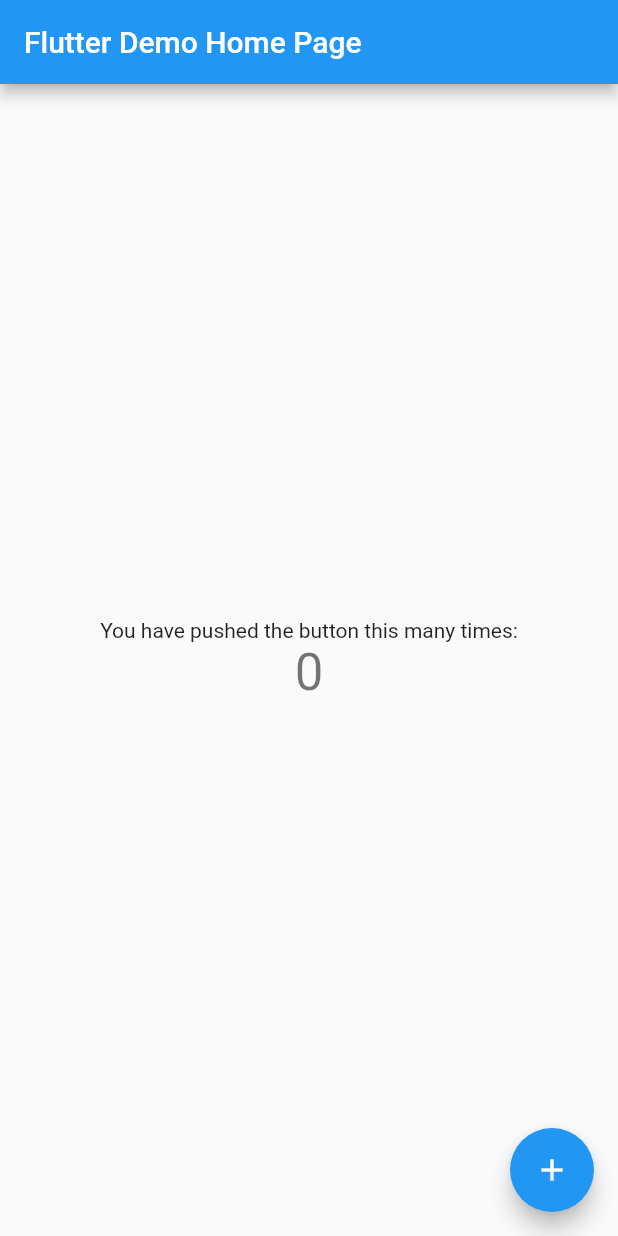
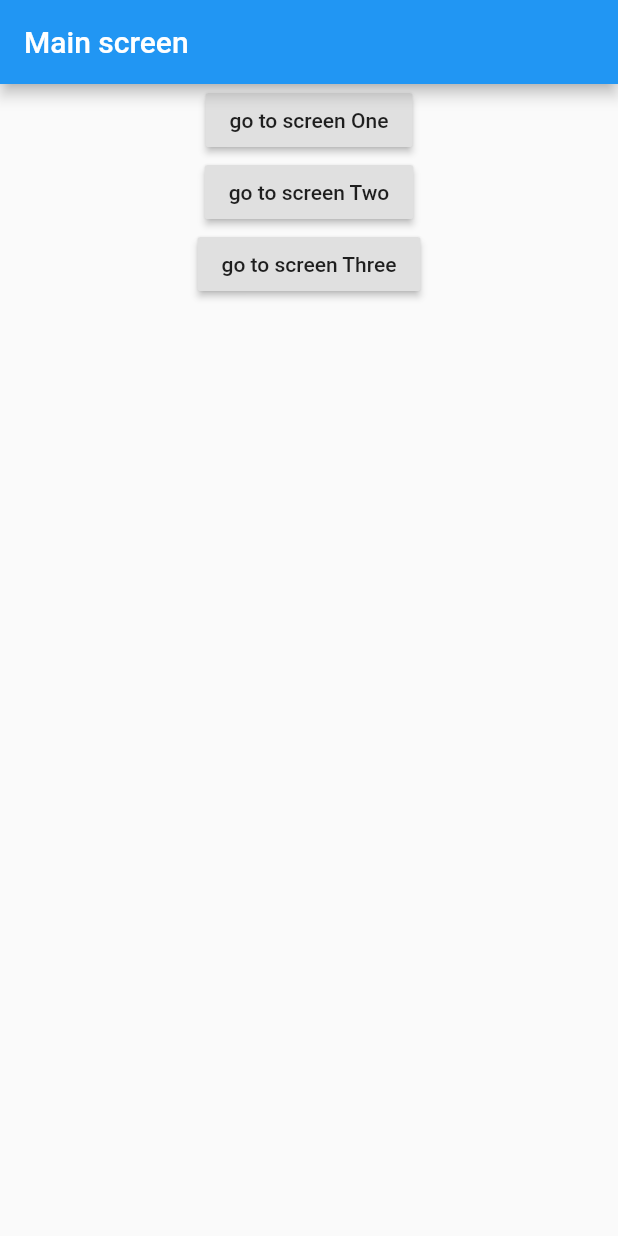
Before and after one commit to alexandrepd/FlutterRoutes, a Flutter app: the screen it shows after launch, on a phone screen of 412 x 824 dp. Run offline on Flutter 3.47's test engine with Material 2 defaults, Android fonts, the phone set to English and light mode, and no system bars.

Commit message:
adding screens and navigation

```diff
--- a/lib/main.dart
+++ b/lib/main.dart
@@ -1,3 +1,4 @@
+import 'package:FlutterRoutes/screens/routes.dart';
 import 'package:flutter/material.dart';
 
 void main() {
@@ -5,113 +6,12 @@ void main() {
 }
 
 class MyApp extends StatelessWidget {
-  // This widget is the root of your application.
   @override
   Widget build(BuildContext context) {
     return MaterialApp(
+      initialRoute: "/",
+      routes: Routes().routes,
       title: 'Flutter Demo',
-      theme: ThemeData(
-        // This is the theme of your application.
-        //
-        // Try running your application with "flutter run". You'll see the
-        // application has a blue toolbar. Then, without quitting the app, try
-        // changing the primarySwatch below to Colors.green and then invoke
-        // "hot reload" (press "r" in the console where you ran "flutter run",
-        // or simply save your changes to "hot reload" in a Flutter IDE).
-        // Notice that the counter didn't reset back to zero; the application
-        // is not restarted.
-        primarySwatch: Colors.blue,
-        // This makes the visual density adapt to the platform that you run
-        // the app on. For desktop platforms, the controls will be smaller and
-        // closer together (more dense) than on mobile platforms.
-        visualDensity: VisualDensity.adaptivePlatformDensity,
-      ),
-      home: MyHomePage(title: 'Flutter Demo Home Page'),
     );
   }
 }
-
-class MyHomePage extends StatefulWidget {
-  MyHomePage({Key key, this.title}) : super(key: key);
-
-  // This widget is the home page of your application. It is stateful, meaning
-  // that it has a State object (defined below) that contains fields that affect
-  // how it looks.
-
-  // This class is the configuration for the state. It holds the values (in this
-  // case the title) provided by the parent (in this case the App widget) and
-  // used by the build method of the State. Fields in a Widget subclass are
-  // always marked "final".
-
-  final String title;
-
-  @override
-  _MyHomePageState createState() => _MyHomePageState();
-}
-
-class _MyHomePageState extends State<MyHomePage> {
-  int _counter = 0;
-
-  void _incrementCounter() {
-    setState(() {
-      // This call to setState tells the Flutter framework that something has
-      // changed in this State, which causes it to rerun the build method below
-      // so that the display can reflect the updated values. If we changed
-      // _counter without calling setState(), then the build method would not be
-      // called again, and so nothing would appear to happen.
-      _counter++;
-    });
-  }
-
-  @override
-  Widget build(BuildContext context) {
-    // This method is rerun every time setState is called, for instance as done
-    // by the _incrementCounter method above.
-    //
-    // The Flutter framework has been optimized to make rerunning build methods
-    // fast, so that you can just rebuild anything that needs updating rather
-    // than having to individually change instances of widgets.
-    return Scaffold(
-      appBar: AppBar(
-        // Here we take the value from the MyHomePage object that was created by
-        // the App.build method, and use it to set our appbar title.
-        title: Text(widget.title),
-      ),
-      body: Center(
-        // Center is a layout widget. It takes a single child and positions it
-        // in the middle of the parent.
-        child: Column(
-          // Column is also a layout widget. It takes a list of children and
-          // arranges them vertically. By default, it sizes itself to fit its
-          // children horizontally, and tries to be as tall as its parent.
-          //
-          // Invoke "debug painting" (press "p" in the console, choose the
-          // "Toggle Debug Paint" action from the Flutter Inspector in Android
-          // Studio, or the "Toggle Debug Paint" command in Visual Studio Code)
-          // to see the wireframe for each widget.
-          //
-          // Column has various properties to control how it sizes itself and
-          // how it positions its children. Here we use mainAxisAlignment to
-          // center the children vertically; the main axis here is the vertical
-          // axis because Columns are vertical (the cross axis would be
-          // horizontal).
-          mainAxisAlignment: MainAxisAlignment.center,
-          children: <Widget>[
-            Text(
-              'You have pushed the button this many times:',
-            ),
-            Text(
-              '$_counter',
-              style: Theme.of(context).textTheme.headline4,
-            ),
-          ],
-        ),
-      ),
-      floatingActionButton: FloatingActionButton(
-        onPressed: _incrementCounter,
-        tooltip: 'Increment',
-        child: Icon(Icons.add),
-      ), // This trailing comma makes auto-formatting nicer for build methods.
-    );
-  }
-}
--- /dev/null
+++ b/lib/screens/routes.dart
@@ -0,0 +1,14 @@
+import 'package:FlutterRoutes/screens/screenMain.dart';
+import 'package:FlutterRoutes/screens/screenOne.dart';
+import 'package:FlutterRoutes/screens/screenThree.dart';
+import 'package:FlutterRoutes/screens/screenTwo.dart';
+import 'package:flutter/cupertino.dart';
+
+class Routes {
+  var routes = <String, WidgetBuilder>{
+    "/": (BuildContext context) => ScreenMain(),
+    "/screenOne": (BuildContext context) => ScreenOne(),
+    "/screenTwo": (BuildContext context) => ScreenTwo(),
+    "/screenThree": (BuildContext context) => ScreenThree(),
+  };
+}
--- /dev/null
+++ b/lib/screens/screenMain.dart
@@ -0,0 +1,30 @@
+import 'package:flutter/material.dart';
+
+class ScreenMain extends StatelessWidget {
+  @override
+  Widget build(BuildContext context) {
+    return Scaffold(
+      appBar: AppBar(
+        title: Text("Main screen"),
+      ),
+      body: Center(
+        child: Column(
+          children: <Widget>[
+            RaisedButton(
+              onPressed: () => Navigator.pushNamed(context, "/screenOne"),
+              child: Text("go to screen One"),
+            ),
+            RaisedButton(
+              onPressed: () => Navigator.pushNamed(context, "/screenTwo"),
+              child: Text("go to screen Two"),
+            ),
+            RaisedButton(
+              onPressed: () => Navigator.pushNamed(context, "/screenThree"),
+              child: Text("go to screen Three"),
+            ),
+          ],
+        ),
+      ),
+    );
+  }
+}
```
Also changed, not shown: lib/screens/screenOne.dart (added, +27 -0 lines), lib/screens/screenThree.dart (added, +23 -0 lines), lib/screens/screenTwo.dart (added, +23 -0 lines).
